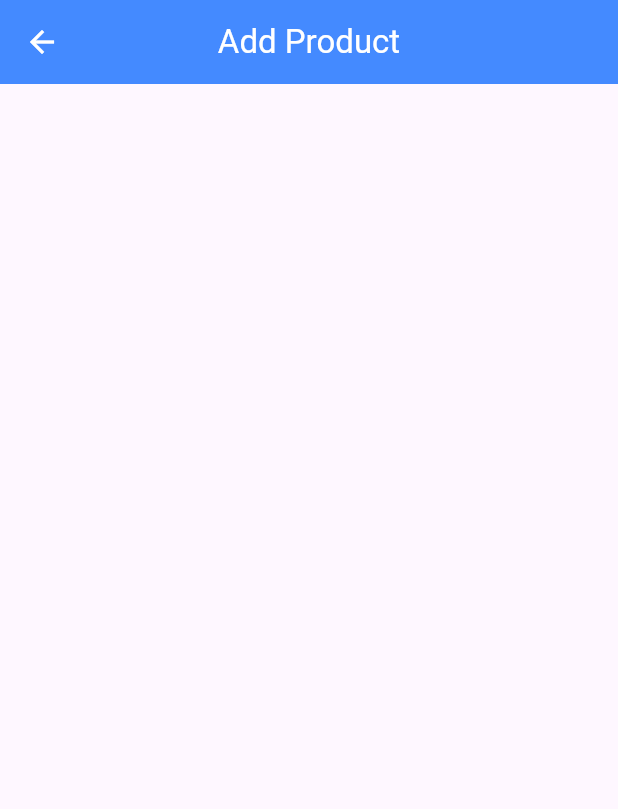
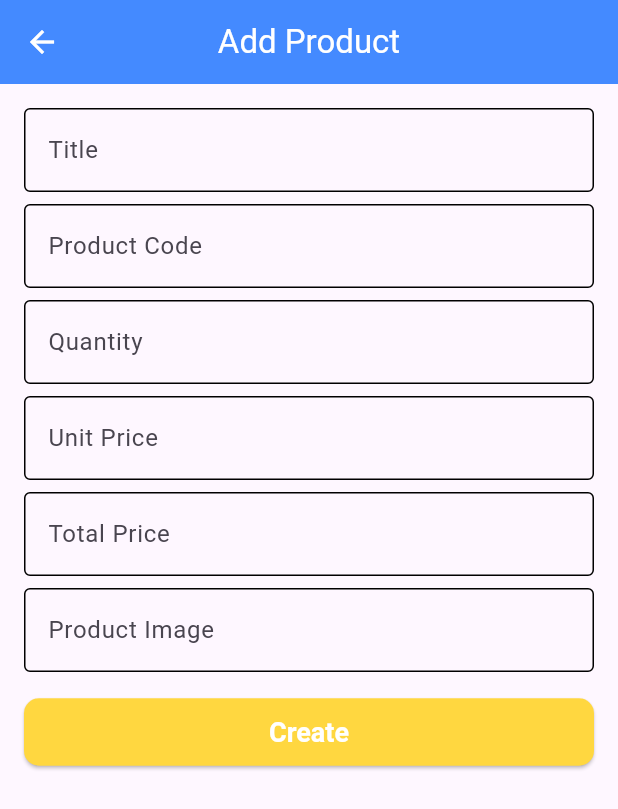
Before and after one commit to rafiul9040devapp/API-CRUD, a Flutter app: the AddOrEditProduct screen opened directly, on a phone screen of 412 x 824 dp. Shown: the top 809 px of the screen. Run offline on Flutter 3.47's test engine with Material 3 defaults, Android fonts, the phone set to English and light mode, and no system bars; network calls fail.

Commit message:
product add page is created

```diff
--- a/lib/app.dart
+++ b/lib/app.dart
@@ -24,6 +24,7 @@ class ApiCRUD extends StatelessWidget {
           style: ElevatedButton.styleFrom(
             backgroundColor: Colors.amberAccent,
             foregroundColor: Colors.white,
+            shape: RoundedRectangleBorder(borderRadius: BorderRadius.circular(10)),
             padding: const EdgeInsets.symmetric(vertical: 12),
             textStyle: const TextStyle(
               fontSize: 18,
--- a/lib/screens/add_or_edit_product.dart
+++ b/lib/screens/add_or_edit_product.dart
@@ -1,20 +1,150 @@
 import 'package:flutter/material.dart';
 
+import '../model/product.dart';
+
 class AddOrEditProduct extends StatefulWidget {
-  const AddOrEditProduct({super.key});
+  final Product? product;
+  const AddOrEditProduct({super.key, this.product});
 
   @override
   State<AddOrEditProduct> createState() => _AddOrEditProductState();
 }
 
 class _AddOrEditProductState extends State<AddOrEditProduct> {
+  final TextEditingController _titleTEController = TextEditingController();
+  final TextEditingController _imageTEController = TextEditingController();
+  final TextEditingController _productCodeTEController = TextEditingController();
+  final TextEditingController _quantityTEController = TextEditingController();
+  final TextEditingController _unitPriceTEController = TextEditingController();
+  final TextEditingController _totalPriceTEController = TextEditingController();
+
+  final GlobalKey<FormState> _formKey = GlobalKey<FormState>();
+
+  bool _addOrEditProductInProgress = false;
+
   @override
   Widget build(BuildContext context) {
+    initializeController();
     return Scaffold(
       appBar: AppBar(
-        title: Text('Add Product'),
+        title: Text(widget.product != null ? 'Edit Product' : 'Add Product'),
         centerTitle: true,
+      ),
+      body: SingleChildScrollView(
+        child: Padding(
+          padding: const EdgeInsets.all(16.0),
+          child: Form(
+            key: _formKey,
+            child: Column(
+              children: [
+                TextFormField(
+                  controller: _titleTEController,
+                  decoration: const InputDecoration(
+                      label: Text('Title'), hintText: 'Enter product title'),
+                  validator: (value) =>
+                      validateInput(value, 'Empty Product Title'),
+                ),
+                const SizedBox(
+                  height: 8,
+                ),
+                TextFormField(
+                  controller: _productCodeTEController,
+                  decoration: const InputDecoration(
+                      label: Text('Product Code'),
+                      hintText: 'Enter product code'),
+                  validator: (value) =>
+                      validateInput(value, 'Empty Product Code'),
+                ),
+                const SizedBox(
+                  height: 8,
+                ),
+                TextFormField(
+                  controller: _quantityTEController,
+                  decoration: const InputDecoration(
+                      label: Text('Quantity'),
+                      hintText: 'Enter product quantity'),
+                  validator: (value) =>
+                      validateInput(value, 'Empty Product Quantity'),
+                ),
+                const SizedBox(
+                  height: 8,
+                ),
+                TextFormField(
+                  controller: _unitPriceTEController,
+                  decoration: const InputDecoration(
+                      label: Text('Unit Price'), hintText: 'Enter unit price'),
+                  validator: (value) => validateInput(value, 'Empty Unit Price'),
+                ),
+                const SizedBox(
+                  height: 8,
+                ),
+                TextFormField(
+                  controller: _totalPriceTEController,
+                  decoration: const InputDecoration(
+                      label: Text('Total Price'), hintText: 'Enter total price'),
+                  validator: (value) => validateInput(value, 'Empty total Price'),
+                ),
+                const SizedBox(
+                  height: 8,
+                ),
+                TextFormField(
+                  controller: _imageTEController,
+                  decoration: const InputDecoration(
+                      label: Text('Product Image'),
+                      hintText: 'Enter product image'),
+                  validator: (value) =>
+                      validateInput(value, 'Empty Product Image'),
+                ),
+                const SizedBox(
+                  height: 16,
+                ),
+                SizedBox(
+                  width: MediaQuery.sizeOf(context).width,
+                  child: ElevatedButton(
+                    onPressed: () {},
+                    child: Text(widget.product == null ? 'Create' : 'Update'),
+                  ),
+                )
+              ],
+            ),
+          ),
+        ),
       ),
     );
   }
+
+  String? validateInput(String? value, String errorMessage) {
+    return value?.trim().isEmpty ?? true ? errorMessage : null;
+  }
+
+  void initializeController() {
+    if (widget.product != null) {
+      _titleTEController.text = widget.product?.productName ?? '';
+      _imageTEController.text = widget.product?.img ?? '';
+      _productCodeTEController.text = widget.product?.productCode ?? '';
+      _quantityTEController.text = widget.product?.qty ?? '';
+      _unitPriceTEController.text = widget.product?.unitPrice ?? '';
+      _totalPriceTEController.text = widget.product?.totalPrice ?? '';
+    }
+  }
+
+  void clearControllers(){
+    _titleTEController.clear();
+    _imageTEController.clear();
+    _productCodeTEController.clear();
+    _quantityTEController.clear();
+    _totalPriceTEController.clear();
+    _unitPriceTEController.clear();
+  }
+
+  @override
+  void dispose() {
+    _titleTEController.dispose();
+    _imageTEController.dispose();
+    _productCodeTEController.dispose();
+    _quantityTEController.dispose();
+    _totalPriceTEController.dispose();
+    _unitPriceTEController.dispose();
+    super.dispose();
+  }
 }
```
Also changed, not shown: lib/screens/product_list_page.dart (+45 -29 lines), lib/model/product.dart (renamed from lib/model/Product.dart).
